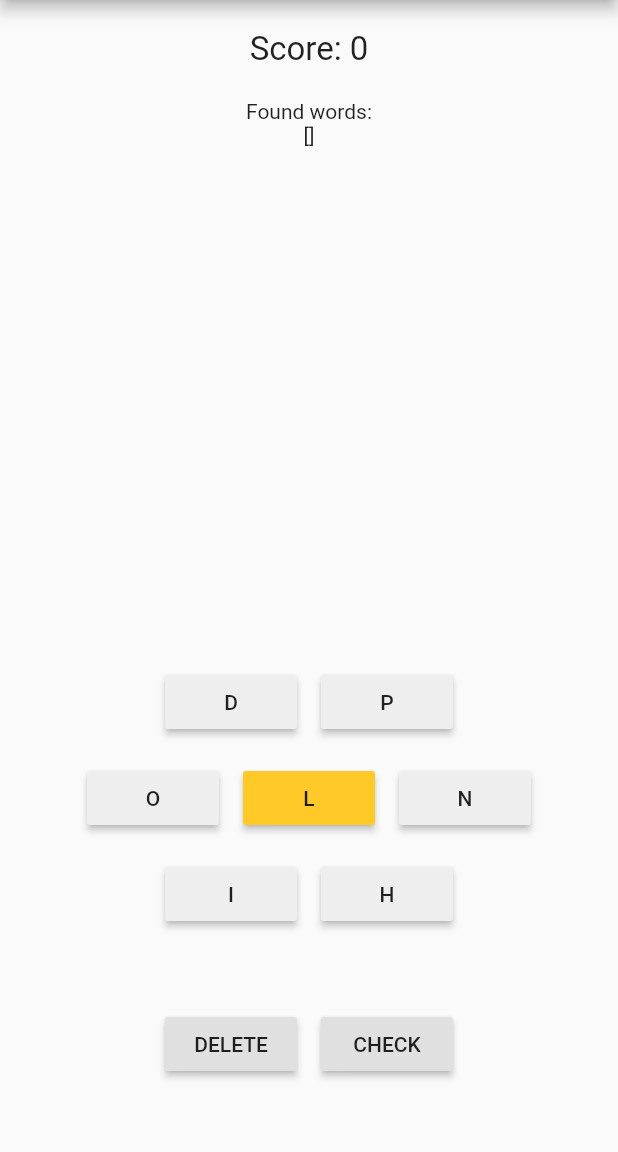
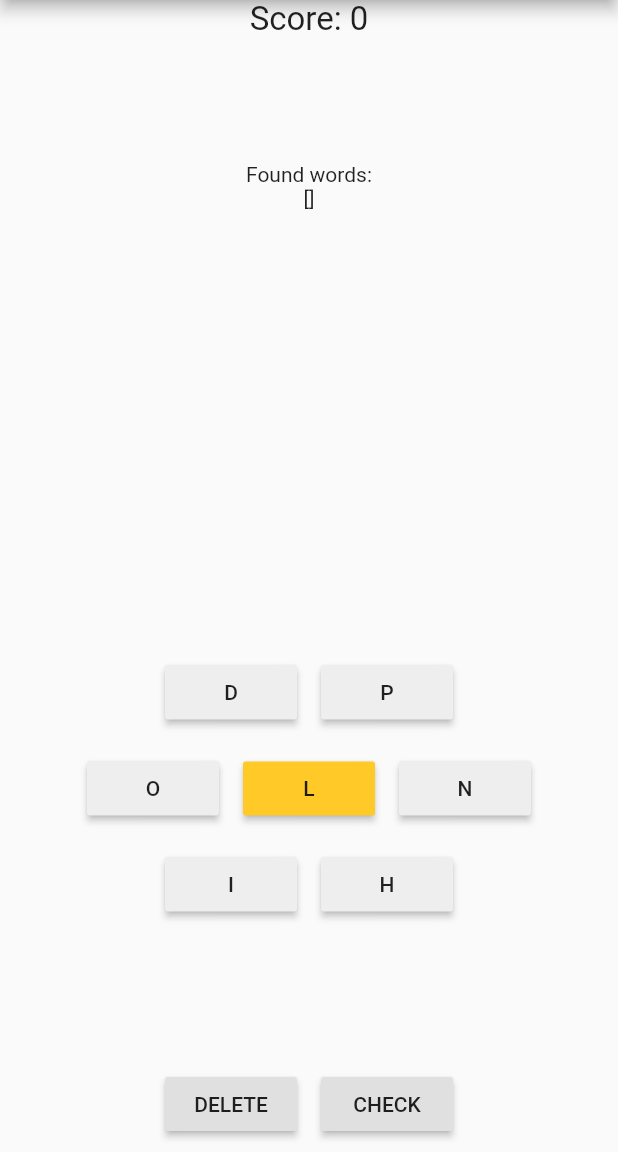
Before and after one commit to RocketRhubarb/spelling-bee, a Flutter app: the screen it shows after launch, on a phone screen of 412 x 824 dp, the part 84-1236 px from its top. Run offline on Flutter 3.47's test engine with Material 2 defaults, Android fonts, the phone set to English and light mode, and no system bars.

Commit message:
Clean up

```diff
--- a/lib/main.dart
+++ b/lib/main.dart
@@ -52,8 +52,8 @@ class _HomePageState extends State<HomePage> {
     'pool',
     'poplin',
   ];
+
   List<String> foundWords = [];
-
   String primaryLetter = 'L';
   List<String> secondaryLetters = ['D', 'P', 'O', 'N', 'I', 'H'];
   String message = '';
@@ -65,21 +65,14 @@ class _HomePageState extends State<HomePage> {
       ),
       body: Center(
         child: Column(
+          mainAxisAlignment: MainAxisAlignment.spaceBetween,
           children: <Widget>[
-            Padding(padding: EdgeInsets.all(10)),
             showScore(),
-            Padding(padding: EdgeInsets.all(10)),
             showFoundWords(),
-            Padding(padding: EdgeInsets.all(10)),
-            Expanded(
-              flex: 1,
-              child: showWord(),
-            ),
+            showWord(),
+            showMessage(),
             tiles(),
-            showMessage(),
-            Padding(padding: EdgeInsets.all(10)),
             buttons(),
-            Padding(padding: EdgeInsets.all(20)),
           ],
         ),
       ),
```
